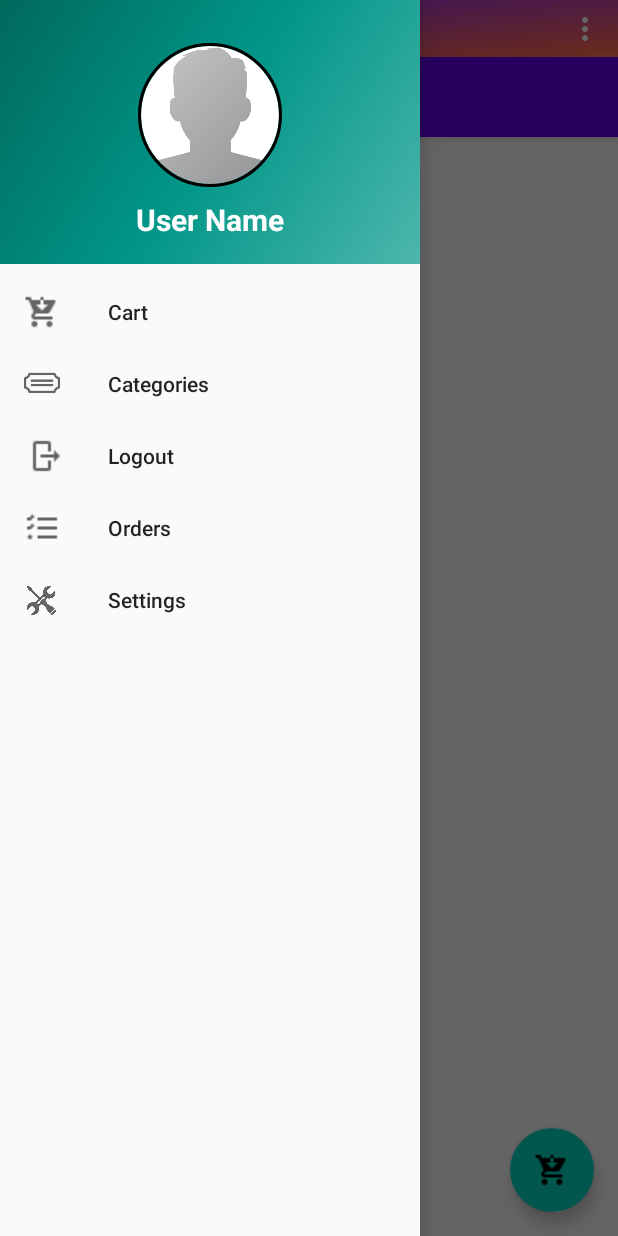
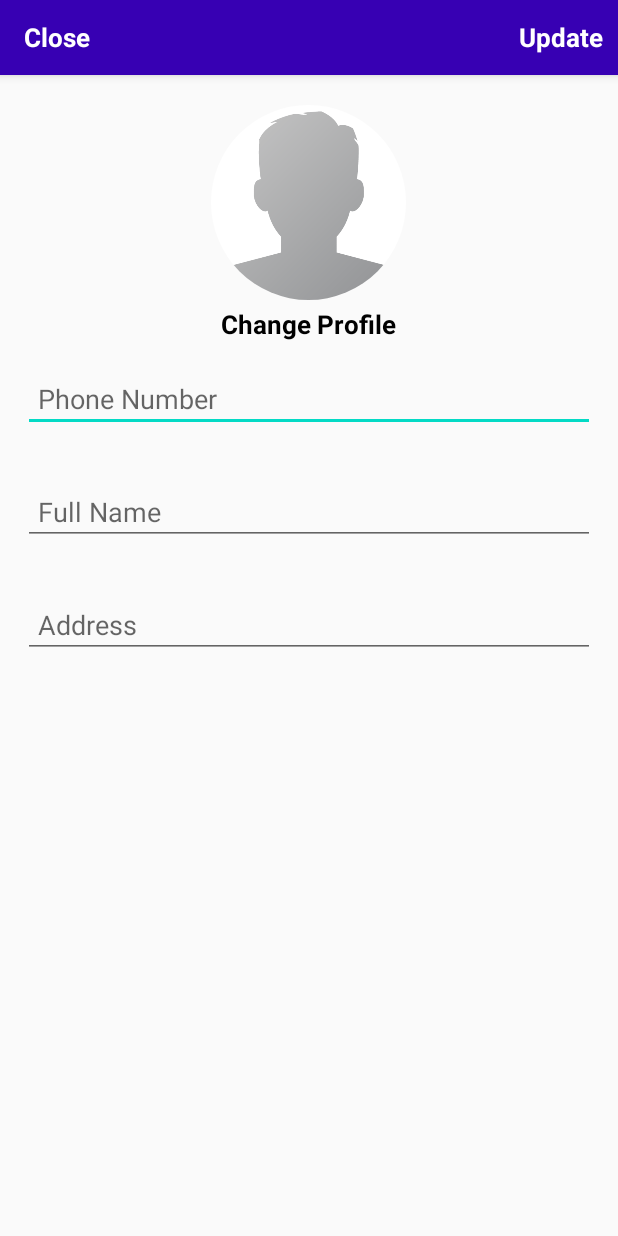
Before and after one commit to janakachinthana/eCommerce-App, an Android app: the HomeActivity screen opened directly, with no data from a screen before it, in the side drawer, after a tap on "Settings", on a phone screen of 412 x 824 dp. Run offline under Robolectric (Android 15) with nearby library versions, the phone set to English and light mode, and no system bars; our stand-ins replace CircleImageView, Firebase (no records; nobody signed in at launch, a user with empty details on screens opened directly), Picasso, navigation-ui; libraries missing offline, so code that uses them is left out: io.paperdb; 5 statements that could not run were skipped.

Commit message:
new bar error has been fixed...! with same another changes

```diff
--- a/app/src/main/AndroidManifest.xml
+++ b/app/src/main/AndroidManifest.xml
@@ -9,7 +9,9 @@
         android:roundIcon="@mipmap/ic_launcher_round"
         android:supportsRtl="true"
         android:theme="@style/AppTheme">
-        <activity android:name=".AdminMaintainProductActivity"></activity>
+        <activity android:name=".SettingsActivity"></activity>
+        <activity android:name=".RestPasswordActivity" />
+        <activity android:name=".AdminMaintainProductActivity" />
         <activity android:name=".AdminUserProductActivity" />
         <activity android:name=".AdimnNewOrderActivity" />
         <activity android:name=".ConfirmFinalOrderActivity" />
--- a/app/src/main/java/com/example/ecommerce/HomeActivity.java
+++ b/app/src/main/java/com/example/ecommerce/HomeActivity.java
@@ -3,6 +3,7 @@ package com.example.ecommerce;
 import android.content.Intent;
 import android.os.Bundle;
 import android.view.LayoutInflater;
+import android.view.MenuItem;
 import android.view.View;
 import android.view.Menu;
 import android.view.ViewGroup;
@@ -21,6 +22,8 @@ import com.google.firebase.database.FirebaseDatabase;
 import com.squareup.picasso.Picasso;
 
 import androidx.annotation.NonNull;
+import androidx.appcompat.app.ActionBarDrawerToggle;
+import androidx.core.view.GravityCompat;
 import androidx.navigation.NavController;
 import androidx.navigation.Navigation;
 import androidx.navigation.ui.AppBarConfiguration;
@@ -36,7 +39,7 @@ import java.util.PriorityQueue;
 import de.hdodenhof.circleimageview.CircleImageView;
 import io.paperdb.Paper;
 
-public class HomeActivity extends AppCompatActivity {
+public class HomeActivity extends AppCompatActivity implements NavigationView.OnNavigationItemSelectedListener {
 
     private AppBarConfiguration mAppBarConfiguration;
     private DatabaseReference ProductsRef;
@@ -68,21 +71,39 @@ public class HomeActivity extends AppCompatActivity {
         fab.setOnClickListener(new View.OnClickListener() {
             @Override
             public void onClick(View view) {
-               Intent intent = new Intent(HomeActivity.this, CartActivity.class);
-               startActivity(intent);
+
+                if (!type.equals( "Admin" ))
+                {
+                    Intent intent = new Intent(HomeActivity.this, CartActivity.class);
+                    startActivity(intent);
+                }
+
             }
         });
-        DrawerLayout drawer = findViewById(R.id.drawer_layout);
-        NavigationView navigationView = findViewById(R.id.nav_view);
-        // Passing each menu ID as a set of Ids because each
-        // menu should be considered as top level destinations.
-        mAppBarConfiguration = new AppBarConfiguration.Builder(
-                R.id.nav_home,R.id.nav_cart, R.id.nav_categories, R.id.nav_logout, R.id.nav_orders, R.id.nav_settings)
-                .setDrawerLayout(drawer)
-                .build();
+
+
+
+//        DrawerLayout drawer = findViewById(R.id.drawer_layout);
+//        NavigationView navigationView = findViewById(R.id.nav_view);
+//        // Passing each menu ID as a set of Ids because each
+//        // menu should be considered as top level destinations.
+//        mAppBarConfiguration = new AppBarConfiguration.Builder(
+//                R.id.nav_home,R.id.nav_cart, R.id.nav_categories, R.id.nav_logout, R.id.nav_orders, R.id.nav_settings)
+//                .setDrawerLayout(drawer)
+//                .build();
 //        NavController navController = Navigation.findNavController(this, R.id.recycler_menu);
 //        NavigationUI.setupActionBarWithNavController(this, navController, mAppBarConfiguration);
 //        NavigationUI.setupWithNavController(navigationView, navController);
+
+        DrawerLayout drawer = (DrawerLayout) findViewById(R.id.drawer_layout);
+        ActionBarDrawerToggle toggle = new ActionBarDrawerToggle(
+                this, drawer, toolbar, R.string.navigation_drawer_open, R.string.navigation_drawer_close);
+        drawer.addDrawerListener(toggle);
+        toggle.syncState();
+
+
+        NavigationView navigationView = (NavigationView) findViewById(R.id.nav_view);
+        navigationView.setNavigationItemSelectedListener(this);
 
         View headerView = navigationView.getHeaderView(0);
         TextView userNameTextView = headerView.findViewById(R.id.user_profile_name);
@@ -167,4 +188,83 @@ public class HomeActivity extends AppCompatActivity {
         return NavigationUI.navigateUp(navController, mAppBarConfiguration)
                 || super.onSupportNavigateUp();
     }
+
+
+    @Override
+    public void onBackPressed() {
+        DrawerLayout drawer = (DrawerLayout) findViewById(R.id.drawer_layout);
+        if (drawer.isDrawerOpen(GravityCompat.START)) {
+            drawer.closeDrawer(GravityCompat.START);
+        } else {
+            super.onBackPressed();
+        }
+    }
+
+
+    @Override
+    public boolean onOptionsItemSelected(MenuItem item)
+    {
+        int id = item.getItemId();
+
+//        if (id == R.id.action_settings)
+//        {
+//            return true;
+//        }
+
+        return super.onOptionsItemSelected(item);
+    }
+
+
+
+    @SuppressWarnings("StatementWithEmptyBody")
+    public boolean onNavigationItemSelected(MenuItem item)
+    {
+        // Handle navigation view item clicks here.
+        int id = item.getItemId();
+
+        if (id == R.id.nav_cart)
+        {
+            if (!type.equals("Admin"))
+            {
+                Intent intent = new Intent(HomeActivity.this, CartActivity.class);
+                startActivity(intent);
+            }
+        }
+//        else if (id == R.id.nav_search)
+//        {
+//            if (!type.equals("Admin"))
+//            {
+//                Intent intent = new Intent(HomeActivity.this, SearchProductsActivity.class);
+//                startActivity(intent);
+//            }
+//        }
+        else if (id == R.id.nav_categories)
+        {
+
+        }
+        else if (id == R.id.nav_settings)
+        {
+            if (!type.equals("Admin"))
+            {
+                Intent intent = new Intent(HomeActivity.this, SettingsActivity.class);
+                startActivity(intent);
+            }
+        }
+        else if (id == R.id.nav_logout)
+        {
+            if (!type.equals("Admin"))
+            {
+                Paper.book().destroy();
+
+                Intent intent = new Intent(HomeActivity.this, MainActivity.class);
+                intent.addFlags(Intent.FLAG_ACTIVITY_NEW_TASK | Intent.FLAG_ACTIVITY_CLEAR_TASK);
+                startActivity(intent);
+                finish();
+            }
+        }
+
+        DrawerLayout drawer = (DrawerLayout) findViewById(R.id.drawer_layout);
+        drawer.closeDrawer( GravityCompat.START);
+        return true;
+    }
 }
--- a/app/src/main/java/com/example/ecommerce/LoginActivity.java
+++ b/app/src/main/java/com/example/ecommerce/LoginActivity.java
@@ -29,7 +29,7 @@ public class LoginActivity extends AppCompatActivity {
     private EditText InputPhoneNumber, InputPassword;
     private Button LoginButton;
     private ProgressDialog loadingBar;
-    private TextView AdminLink, NotAdminLink;
+    private TextView AdminLink, NotAdminLink, ForgetPasswordLink;
 
     private String parentDbName = "Users";
     private CheckBox chkBoxRememberMe;
@@ -43,9 +43,11 @@ public class LoginActivity extends AppCompatActivity {
         LoginButton = (Button) findViewById(R.id.login_btn);
         InputPhoneNumber = (EditText) findViewById(R.id.login_phone_number_input);
         InputPassword = (EditText) findViewById(R.id.login_password_input);
-        loadingBar = new ProgressDialog(this);
         AdminLink = (TextView) findViewById(R.id.admin_panel_link);
         NotAdminLink = (TextView) findViewById(R.id.no_admin_panel_link);
+        ForgetPasswordLink = findViewById( R.id.forget_password_link );
+        loadingBar = new ProgressDialog(this);
+
 
         chkBoxRememberMe = (CheckBox)  findViewById(R.id.remember_me_chkb);
         Paper.init(this);
--- /dev/null
+++ b/app/src/main/java/com/example/ecommerce/SettingsActivity.java
@@ -0,0 +1,22 @@
+package com.example.ecommerce;
+
+import androidx.appcompat.app.AppCompatActivity;
+
+import android.os.Bundle;
+import android.widget.EditText;
+import android.widget.TextView;
+
+import de.hdodenhof.circleimageview.CircleImageView;
+
+public class SettingsActivity extends AppCompatActivity {
+
+    private CircleImageView profileImageViewBtn;
+    private EditText fullNameEditText, userPhoneEditText, addressEditText;
+    private TextView profileChangeTextBtn, closeTextBtn, saveButton;
+
+    @Override
+    protected void onCreate(Bundle savedInstanceState) {
+        super.onCreate( savedInstanceState );
+        setContentView( R.layout.activity_settings );
+    }
+}
--- /dev/null
+++ b/app/src/main/res/layout/activity_settings.xml
@@ -0,0 +1,108 @@
+<?xml version="1.0" encoding="utf-8"?>
+<RelativeLayout
+    xmlns:android="http://schemas.android.com/apk/res/android"
+    xmlns:app="http://schemas.android.com/apk/res-auto"
+    xmlns:tools="http://schemas.android.com/tools"
+    android:layout_width="match_parent"
+    android:layout_height="match_parent"
+    tools:context=".SettingsActivity">
+
+    <com.google.android.material.appbar.AppBarLayout
+        android:id="@+id/app_bar_settings"
+        android:layout_width="match_parent"
+        android:layout_height="50dp"
+        android:background="@color/colorPrimaryDark">
+
+        <androidx.appcompat.widget.Toolbar
+            android:id="@+id/toolbar_settings"
+            android:layout_width="match_parent"
+            android:layout_height="wrap_content">
+
+
+            <RelativeLayout
+                android:layout_width="match_parent"
+                android:layout_height="wrap_content">
+
+                <TextView
+                    android:id="@+id/colse_settings"
+                    android:layout_width="wrap_content"
+                    android:layout_height="wrap_content"
+                    android:text="Close"
+                    android:textColor="@android:color/white"
+                    android:textSize="17sp"
+                    android:layout_alignParentStart="true"
+                    android:textStyle="bold"/>
+
+
+                <TextView
+                    android:id="@+id/update_settings"
+                    android:layout_width="wrap_content"
+                    android:layout_height="wrap_content"
+                    android:text="Update"
+                    android:textColor="@android:color/white"
+                    android:textSize="17sp"
+                    android:layout_alignParentEnd="true"
+                    android:layout_marginRight="10dp"
+                    android:textStyle="bold"/>
+
+
+            </RelativeLayout>
+
+        </androidx.appcompat.widget.Toolbar>
+
+    </com.google.android.material.appbar.AppBarLayout>
+
+    <de.hdodenhof.circleimageview.CircleImageView
+        android:id="@+id/settings_profile_mage"
+        android:layout_width="130dp"
+        android:src="@drawable/profile"
+        android:layout_below="@+id/app_bar_settings"
+        android:layout_marginTop="20dp"
+        android:layout_centerHorizontal="true"
+        android:layout_height="130dp"/>
+    <TextView
+        android:id="@+id/profile_image_change_btn"
+        android:layout_width="wrap_content"
+        android:layout_height="wrap_content"
+        android:text="Change Profile"
+        android:textSize="17sp"
+        android:layout_marginTop="4dp"
+        android:textColor="@android:color/black"
+        android:layout_centerHorizontal="true"
+        android:layout_below="@+id/settings_profile_mage"
+        android:layout_marginRight="10dp"
+        android:textStyle="bold"/>
+
+    <EditText
+        android:id="@+id/setting_phone_number"
+        android:layout_width="match_parent"
+        android:layout_height="wrap_content"
+        android:layout_below="@+id/profile_image_change_btn"
+        android:hint="Phone Number"
+        android:layout_margin="15dp"
+        android:padding="10dp"
+
+        />
+
+    <EditText
+        android:id="@+id/setting_name"
+        android:layout_width="match_parent"
+        android:layout_height="wrap_content"
+        android:layout_below="@+id/setting_phone_number"
+        android:hint="Full Name"
+        android:layout_margin="15dp"
+        android:padding="10dp"
+        />
+
+    <EditText
+        android:id="@+id/setting_address"
+        android:layout_width="match_parent"
+        android:layout_height="wrap_content"
+        android:layout_below="@+id/setting_name"
+        android:hint="Address"
+        android:layout_margin="15dp"
+        android:padding="10dp"
+        />
+
+
+</RelativeLayout>
```
Also changed, not shown: app/src/main/java/com/example/ecommerce/AdminMaintainProductActivity.java (+23 -1 lines), app/src/main/java/com/example/ecommerce/RestPasswordActivity.java (added, +14 -0 lines), app/src/main/res/layout/activity_admin_maintain_product.xml (+16 -0 lines), app/src/main/res/layout/activity_rest_password.xml (added, +10 -0 lines).
